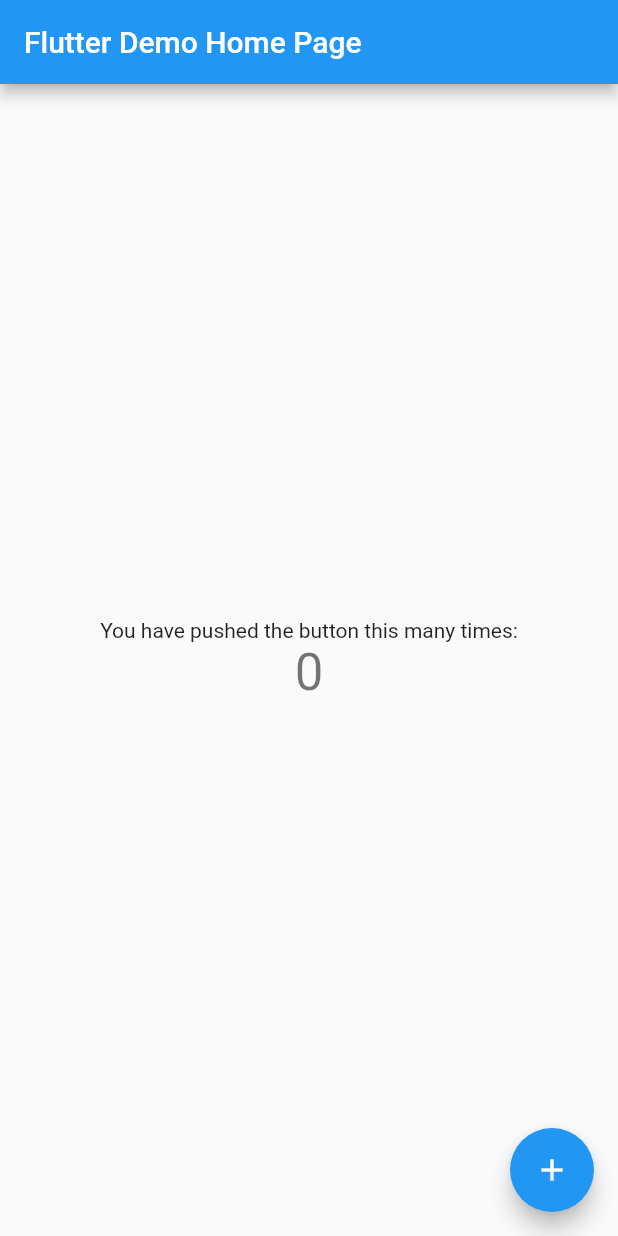
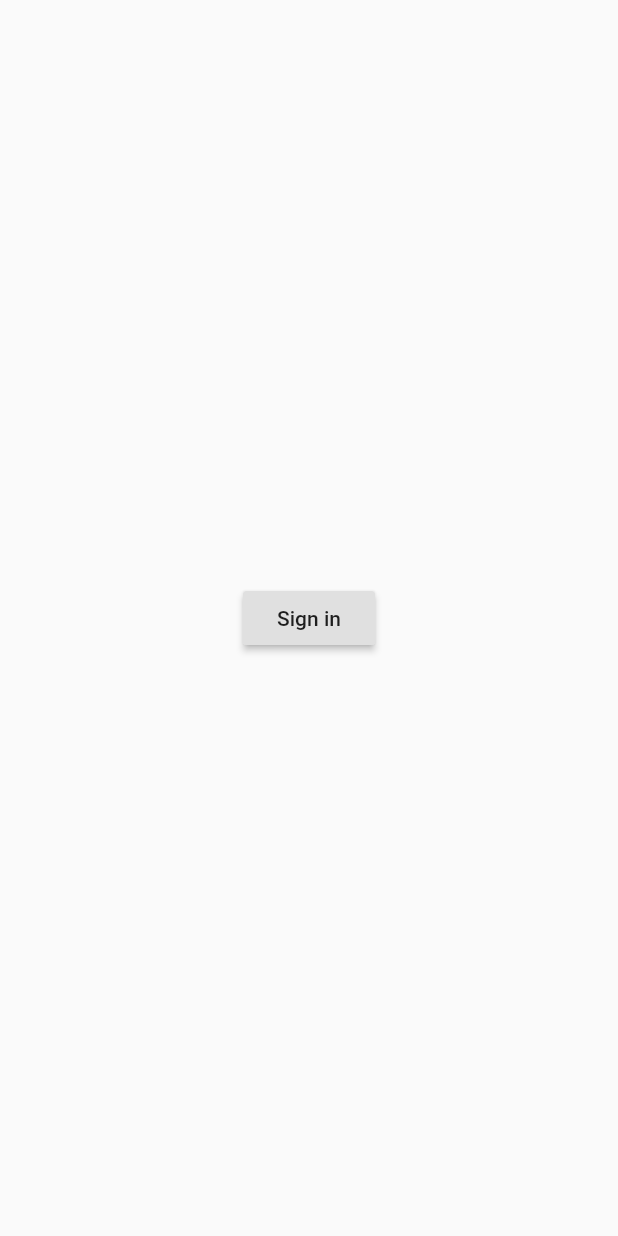
Before and after one commit to consomme/sample-board-flutter, a Flutter app: the screen it shows after launch, on a phone screen of 412 x 824 dp. Run offline on Flutter 3.47's test engine with Material 2 defaults, Android fonts, the phone set to English and light mode, and no system bars; our stand-ins replace firebase_auth, google_sign_in; accounts and stored records are empty.

Commit message:
add auth.dart

```diff
--- a/lib/main.dart
+++ b/lib/main.dart
@@ -1,4 +1,6 @@
 import 'package:flutter/material.dart';
+
+import 'ui/auth.dart';
 
 void main() => runApp(new MyApp());
 
@@ -19,7 +21,7 @@ class MyApp extends StatelessWidget {
         // counter didn't reset back to zero; the application is not restarted.
         primarySwatch: Colors.blue,
       ),
-      home: new MyHomePage(title: 'Flutter Demo Home Page'),
+      home: new AuthScreen(),
     );
   }
 }
--- /dev/null
+++ b/lib/ui/auth.dart
@@ -0,0 +1,47 @@
+import 'dart:async';
+
+import 'package:firebase_auth/firebase_auth.dart';
+import 'package:flutter/material.dart';
+import 'package:google_sign_in/google_sign_in.dart';
+
+class AuthScreen extends StatefulWidget {
+
+  @override
+  State<StatefulWidget> createState() => _AuthScreenState();
+}
+
+class _AuthScreenState extends State<AuthScreen> {
+
+  final GoogleSignIn _googleSignIn = new GoogleSignIn(
+    scopes: [
+      'email'
+    ]
+  );
+  final FirebaseAuth _firebaseAuth = FirebaseAuth.instance;
+
+  @override
+  Widget build(BuildContext context) {
+    return new Scaffold(
+      body: new Center(
+        child: new RaisedButton(
+          child: const Text('Sign in'),
+          onPressed: () {
+            _signIn()
+            .then((user) => print("signed in " + user.displayName))
+            .catchError((e) => print(e));
+          },
+        )
+      )
+    );
+  }
+
+  Future<FirebaseUser> _signIn() async {
+    GoogleSignInAccount account = await _googleSignIn.signIn();
+    GoogleSignInAuthentication authentication = await account.authentication;
+    FirebaseUser user = await _firebaseAuth.signInWithGoogle(
+      accessToken: authentication.accessToken,
+      idToken: authentication.idToken,
+    );
+    return user;
+  }
+}
--- a/pubspec.yaml
+++ b/pubspec.yaml
@@ -8,6 +8,10 @@ dependencies:
   # The following adds the Cupertino Icons font to your application.
   # Use with the CupertinoIcons class for iOS style icons.
   cupertino_icons: ^0.1.2
+
+  # For Firebase
+  firebase_auth: ^0.5.18
+  google_sign_in: ^3.0.4
 
 dev_dependencies:
   flutter_test:
```
Also changed, not shown: 3 other files.
